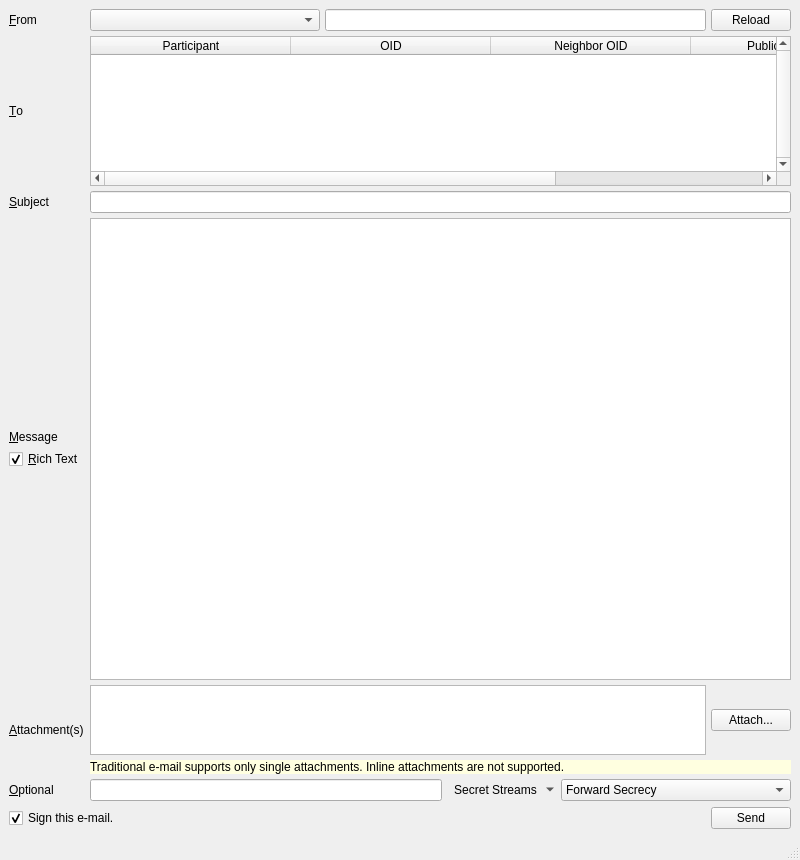
The window that branches/trunk/UI/spot-on-emailwindow.ui (textbrowser/spot-on) describes before a commit, drawn with Qt 5.
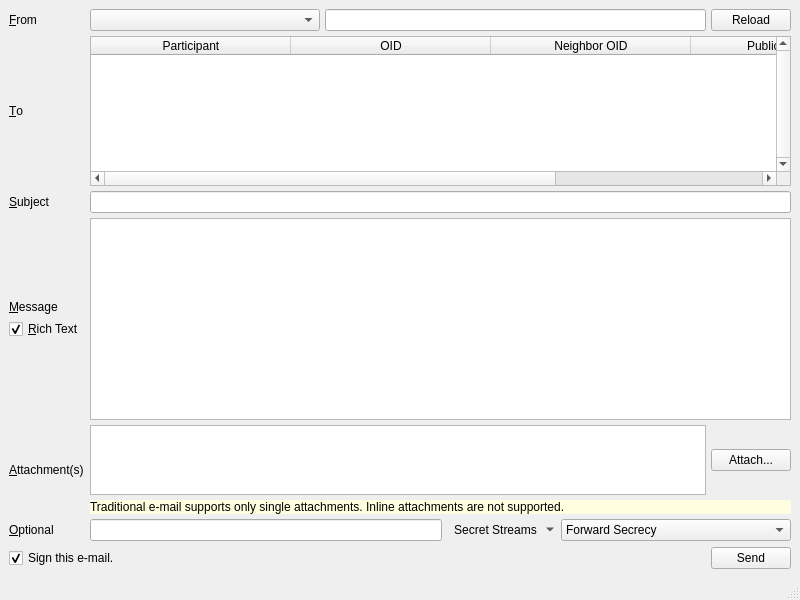
The same window after the commit. Icons and pictures are not drawn.

```diff
--- a/branches/trunk/UI/spot-on-emailwindow.ui
+++ b/branches/trunk/UI/spot-on-emailwindow.ui
@@ -7,7 +7,7 @@
     <x>0</x>
     <y>0</y>
     <width>800</width>
-    <height>860</height>
+    <height>600</height>
    </rect>
   </property>
   <property name="windowIcon">
```
